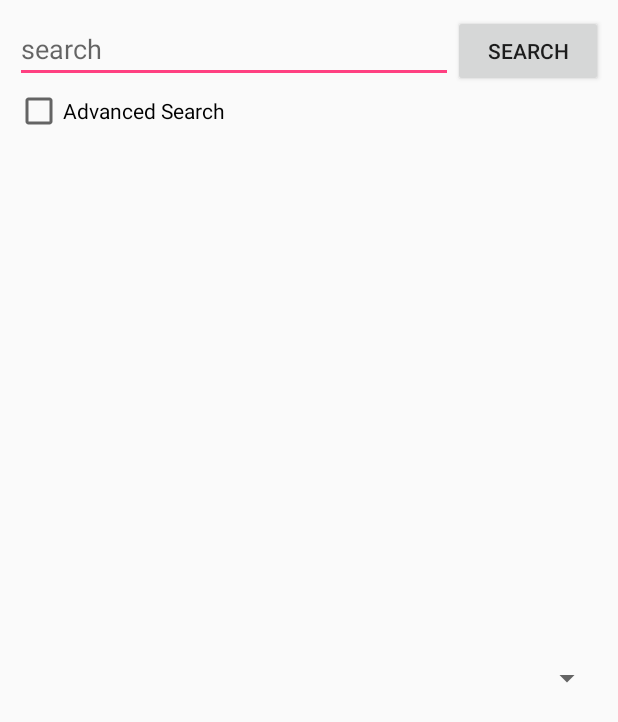
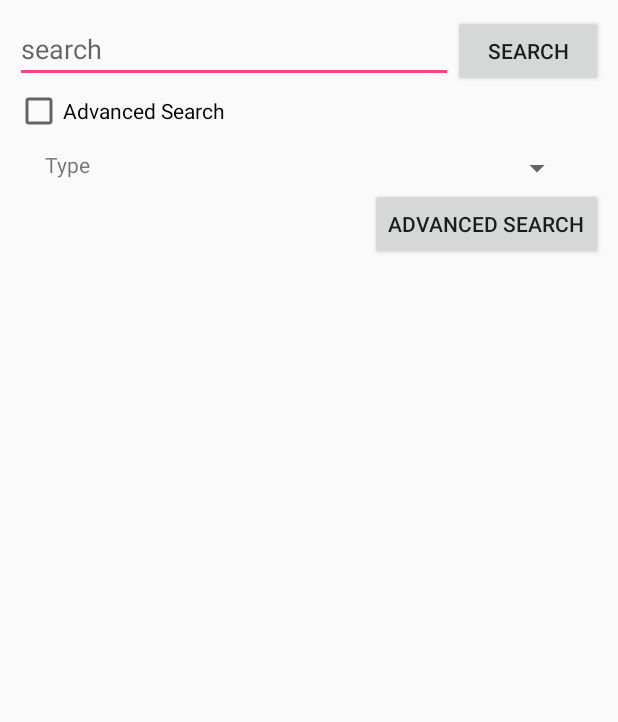
Before and after one commit to OSU-CS496-Sp2017/final-project-d-d-companion-app, an Android app: the layout search_manual_activity.xml on its own in the app's theme, with its tools: preview values and no code run, on a phone screen of 412 x 824 dp. Shown: the top 722 px of the screen. Run offline under Robolectric (Android 15) with nearby library versions, the phone set to English and light mode, and no system bars.

Commit message:
Finished the layout

```diff
--- a/app/src/main/java/cs496/dndcompanionapp/SearchManualAdapter.java
+++ b/app/src/main/java/cs496/dndcompanionapp/SearchManualAdapter.java
@@ -1,10 +1,18 @@
 package cs496.dndcompanionapp;
+
+import android.os.Bundle;
+import android.support.v7.app.AppCompatActivity;
 
 /**
  * Created by G on 6/15/2017.
  */
 
-public class SearchManualAdapter {
+public class SearchManualAdapter extends AppCompatActivity {
 
 
+    @Override
+    protected void onCreate(Bundle savedInstanceState) {
+        super.onCreate(savedInstanceState);
+    }
+
 }
--- a/app/src/main/res/layout/search_manual_activity.xml
+++ b/app/src/main/res/layout/search_manual_activity.xml
@@ -28,17 +28,40 @@
         android:layout_height="wrap_content"
         android:text="Advanced Search" />
 
-    <LinearLayout
+    <RelativeLayout
         android:id="@+id/advSearchItemsLyt"
         android:layout_width="match_parent"
         android:layout_height="match_parent"
-        android:orientation="vertical" >
+        android:orientation="vertical"
+        android:layout_gravity="right">
 
-        <Spinner
+        <LinearLayout
+            android:orientation="horizontal"
             android:layout_width="match_parent"
-            android:layout_height="match_parent" />
+            android:layout_height="wrap_content"
+            android:paddingLeft="20dp"
+            android:paddingRight="20dp"
+            android:paddingTop="10dp">
+            <TextView
+                android:layout_width="wrap_content"
+                android:layout_height="wrap_content"
+                android:text="Type"
+                android:labelFor="@id/searchTypeSpinner" />
+            <Spinner
+                android:id="@+id/searchTypeSpinner"
+                android:layout_width="match_parent"
+                android:layout_height="wrap_content" />
+        </LinearLayout>
 
-    </LinearLayout>
+        <Button
+            android:id="@+id/advSearchBtn"
+            android:layout_width="wrap_content"
+            android:layout_height="wrap_content"
+            android:layout_alignParentRight="true"
+            android:layout_marginTop="35dp"
+            android:text="Advanced Search" />
+
+    </RelativeLayout>
 
 
     <View
```
